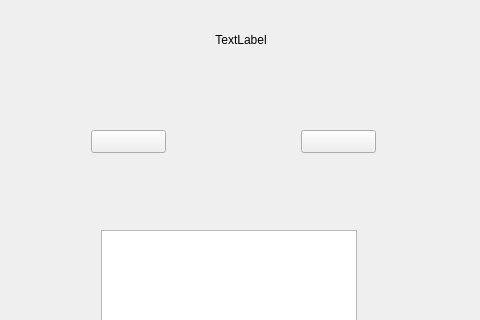
The window that GUITesting/newwindow.ui (Emu-gators/emugators2.0) describes before a commit, drawn with Qt 5; both pictures show x 119 to 599 and y 0 to 320 of the 720 by 480 pixel window.
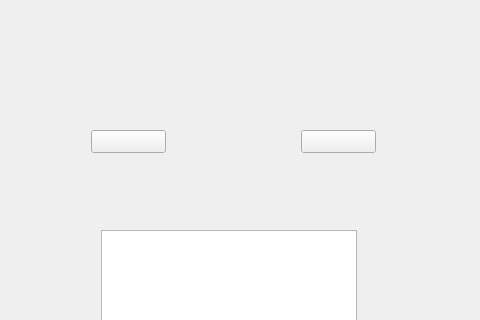
The same window after the commit.

What changed in the file:
```diff
--- a/GUITesting/newwindow.ui
+++ b/GUITesting/newwindow.ui
@@ -65,7 +65,7 @@
        <enum>Qt::LeftToRight</enum>
       </property>
       <property name="text">
-       <string>TextLabel</string>
+       <string/>
       </property>
       <property name="alignment">
        <set>Qt::AlignCenter</set>
```
